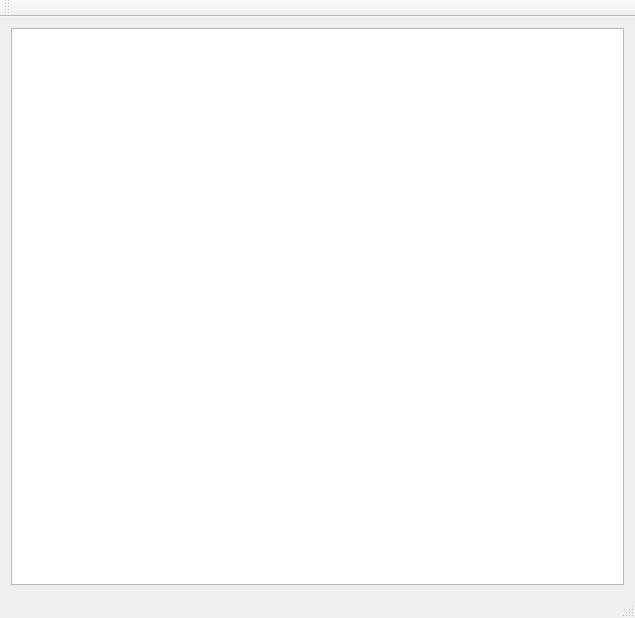
First picture: the form in MainWindow.ui, repository okroshka/Mines, before the edit.
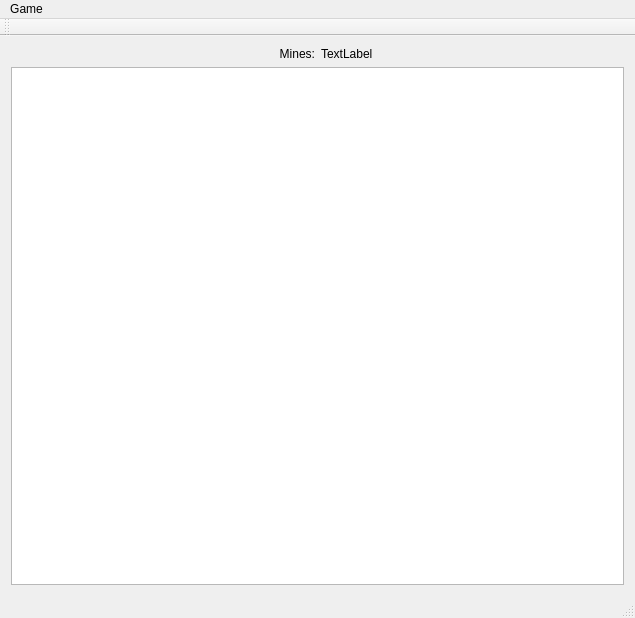
Second picture: the form after the edit.

Diff of the .ui file:
```diff
--- a/MainWindow.ui
+++ b/MainWindow.ui
@@ -15,7 +15,30 @@
   </property>
   <widget class="QWidget" name="centralWidget">
    <layout class="QGridLayout" name="gridLayout">
-    <item row="0" column="0">
+    <item row="1" column="0">
+     <widget class="QLabel" name="label">
+      <property name="maximumSize">
+       <size>
+        <width>617</width>
+        <height>16777215</height>
+       </size>
+      </property>
+      <property name="text">
+       <string>Mines:</string>
+      </property>
+      <property name="alignment">
+       <set>Qt::AlignRight|Qt::AlignTrailing|Qt::AlignVCenter</set>
+      </property>
+     </widget>
+    </item>
+    <item row="1" column="1">
+     <widget class="QLabel" name="minesLabel">
+      <property name="text">
+       <string>TextLabel</string>
+      </property>
+     </widget>
+    </item>
+    <item row="3" column="0" colspan="2">
      <widget class="QGraphicsView" name="graphicsView"/>
     </item>
    </layout>
@@ -26,9 +49,17 @@
      <x>0</x>
      <y>0</y>
      <width>635</width>
-     <height>19</height>
+     <height>21</height>
     </rect>
    </property>
+   <widget class="QMenu" name="menuGame">
+    <property name="title">
+     <string>Game</string>
+    </property>
+    <addaction name="actionNewGame"/>
+    <addaction name="actionExit"/>
+   </widget>
+   <addaction name="menuGame"/>
   </widget>
   <widget class="QToolBar" name="mainToolBar">
    <attribute name="toolBarArea">
```
Left out of the diff: 37 changed lines with no effect on the pictures.
